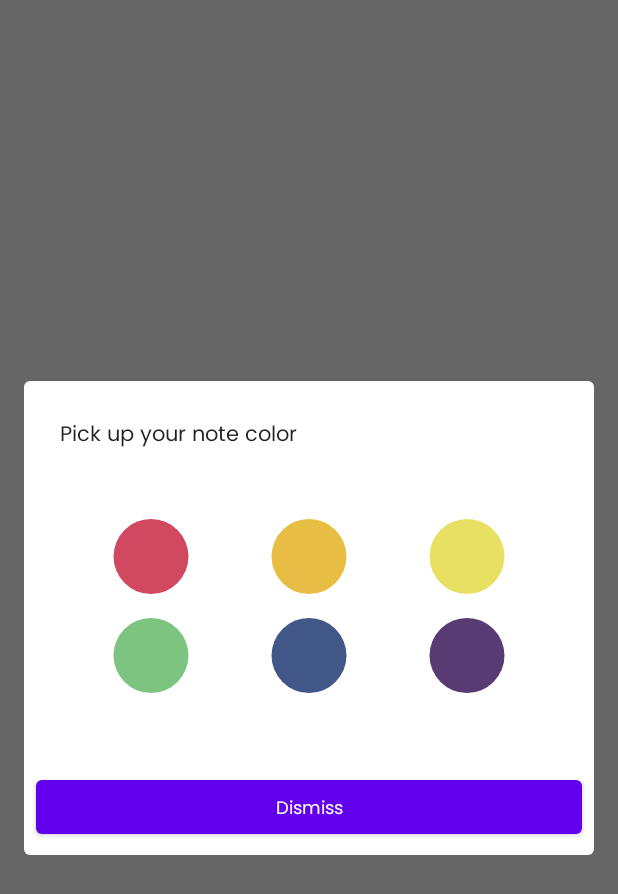
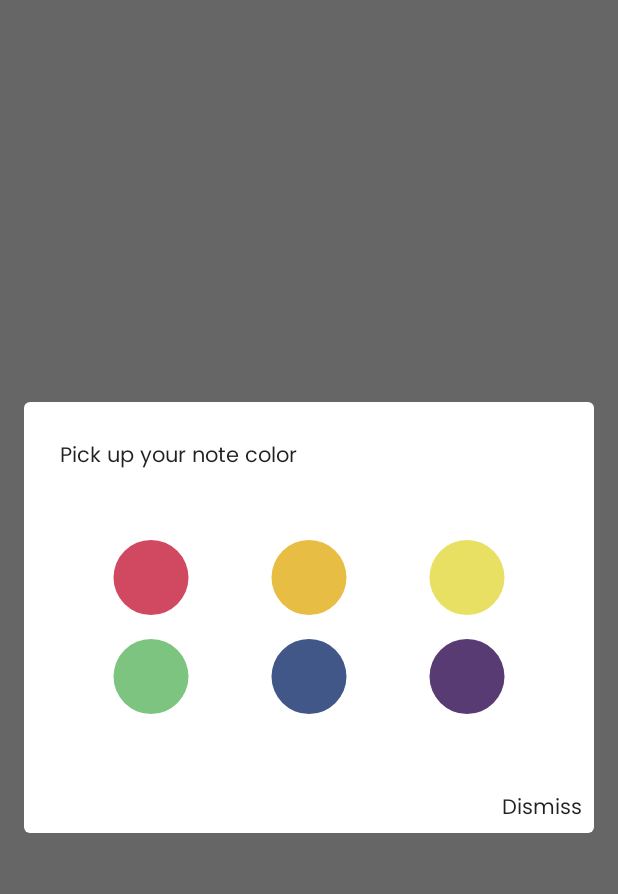
Before and after one commit to limallucas96/JetNotes, an Android app built with Jetpack Compose: the @Preview function ColorPickerDialogComposePreview, on a phone screen of 412 x 824 dp. Shown: the top 894 px of the screen. Run offline under Robolectric (Android 15) with nearby library versions, the phone set to English and light mode, and no system bars.

Commit message:
Updating char counter

```diff
--- a/app/src/main/java/com/lls/jetnotes/ui/composeKit/JetNotesColorPickerDialogCompose.kt
+++ b/app/src/main/java/com/lls/jetnotes/ui/composeKit/JetNotesColorPickerDialogCompose.kt
@@ -15,6 +15,7 @@ import androidx.compose.ui.graphics.Color
 import androidx.compose.ui.graphics.ColorFilter
 import androidx.compose.ui.res.painterResource
 import androidx.compose.ui.res.stringResource
+import androidx.compose.ui.text.style.TextAlign
 import androidx.compose.ui.tooling.preview.Preview
 import androidx.compose.ui.unit.dp
 import com.lls.jetnotes.R
@@ -116,18 +117,18 @@ fun ColorPickerDialogCompose(
         },
         buttons = {
             Row(
-                modifier = Modifier.padding(all = 8.dp),
-                horizontalArrangement = Arrangement.Center
+                modifier = Modifier
+                    .fillMaxWidth()
+                    .padding(all = 8.dp),
+                horizontalArrangement = Arrangement.End,
+                verticalAlignment = Alignment.CenterVertically
             ) {
-                Button(
-                    modifier = Modifier.fillMaxWidth(),
-                    onClick = { onDismiss.invoke() }
-                ) {
-                    Text(
-                        stringResource(id = R.string.dismiss),
-                        style = MaterialTheme.typography.caption
-                    )
-                }
+                Text(
+                    text = stringResource(id = R.string.dismiss),
+                    style = MaterialTheme.typography.body2,
+                    textAlign = TextAlign.Center,
+                    modifier = Modifier.clickable { onDismiss.invoke() }
+                )
             }
         }
     )
--- a/app/src/main/java/com/lls/jetnotes/ui/screen/createNote/CreateNoteScreen.kt
+++ b/app/src/main/java/com/lls/jetnotes/ui/screen/createNote/CreateNoteScreen.kt
@@ -93,7 +93,7 @@ fun CreateNoteScreen(navController: NavController) {
                     TitleBodyCompose(
                         modifier = Modifier.padding(start = 6.dp),
                         title = viewModel.notesTextFlow.value.createDate.orEmpty(),
-                        body = stringResource(id = R.string.character, viewModel.notesTextFlow.value.noteSize)
+                        body = stringResource(id = R.string.character, textState.value.text.length)
                     )
                 }
                 Row(
@@ -101,7 +101,7 @@ fun CreateNoteScreen(navController: NavController) {
                 ) {
                     ShortCutCompose(
                         icon = R.drawable.ic_color_picker,
-                        tintColor = Color.parse(viewModel.notesTextFlow.value.noteColor),
+                        tintColor = viewModel.notesTextFlow.value.noteColor,
                         modifier = Modifier.padding(end = 8.dp),
                         onClick = { showCustomDialog = true }
                     )
--- a/domain/src/main/kotlin/entities/Notes.kt
+++ b/domain/src/main/kotlin/entities/Notes.kt
@@ -23,10 +23,13 @@ enum class NotesColor(val hex: String) {
     DEFAULT("#121212");
 
     companion object {
-        fun getColors() : List<NotesColor>  {
+        fun getColors(): List<NotesColor> {
             val colors = values().toMutableList()
             colors.removeLast()
             return colors
         }
+
+        fun fromHex(hexColor: String) = values().firstOrNull { it.hex.equals(hexColor, true) } ?: DEFAULT
+
     }
 }
```
Also changed, not shown: app/src/main/java/com/lls/jetnotes/ui/composeKit/JetNotesShortCutCompose.kt (+12 -2 lines).
